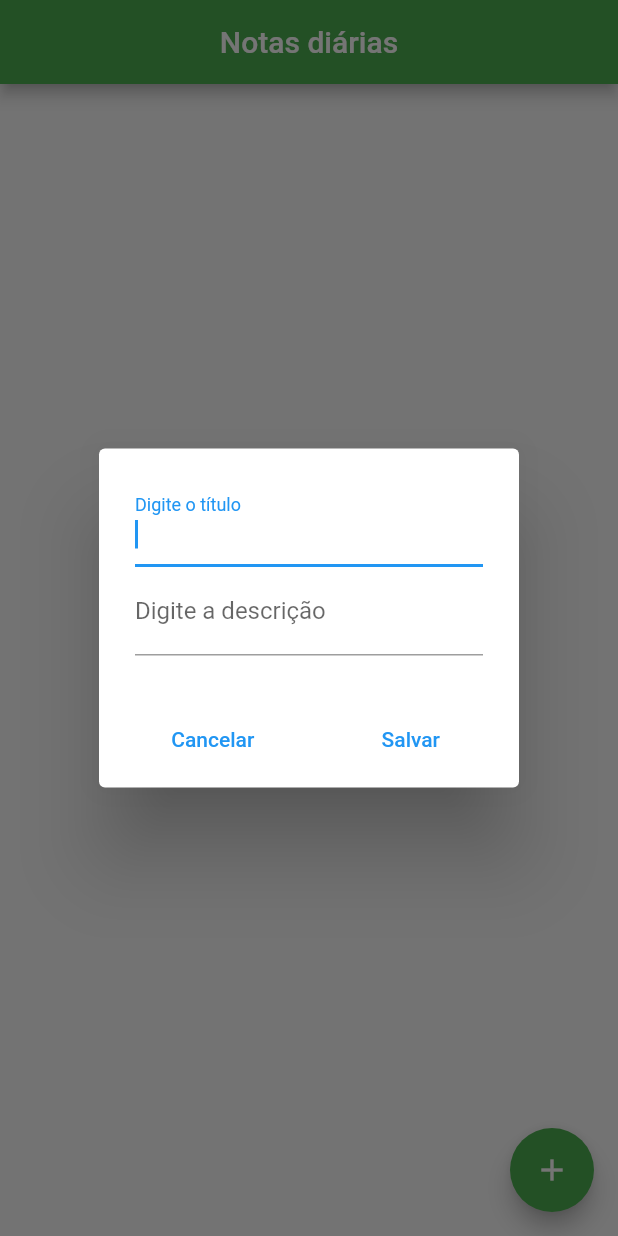
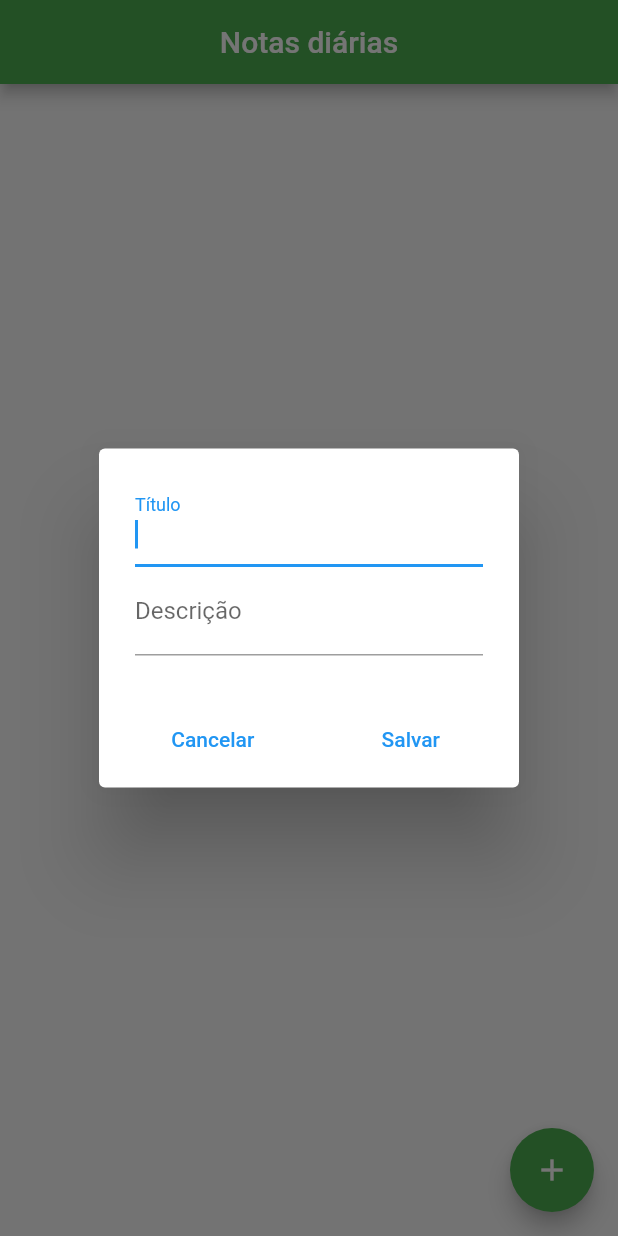
Before and after one commit to mattheussoares98/db_sqflite_notas_diarias, a Flutter app: the screen it shows after launch, after a tap on the "add" icon, on a phone screen of 412 x 824 dp. Run offline on Flutter 3.47's test engine with Material 2 defaults, Android fonts, the phone set to English and light mode, and no system bars; our stand-ins replace date_format, sqflite; accounts and stored records are empty.

Commit message:
versão final

```diff
--- a/lib/pages/home_page.dart
+++ b/lib/pages/home_page.dart
@@ -96,7 +96,7 @@ class _HomePageState extends State<HomePage> {
                 TextFormField(
                   controller: _titleController,
                   decoration: const InputDecoration(
-                    labelText: 'Digite o título',
+                    labelText: 'Título',
                   ),
                   validator: (value) {
                     if (value!.isEmpty) {
@@ -109,7 +109,7 @@ class _HomePageState extends State<HomePage> {
                 TextFormField(
                   controller: _descriptionController,
                   decoration: const InputDecoration(
-                    labelText: 'Digite a descrição',
+                    labelText: 'Descrição',
                   ),
                   validator: (value) {
                     if (value!.isEmpty) {
```
